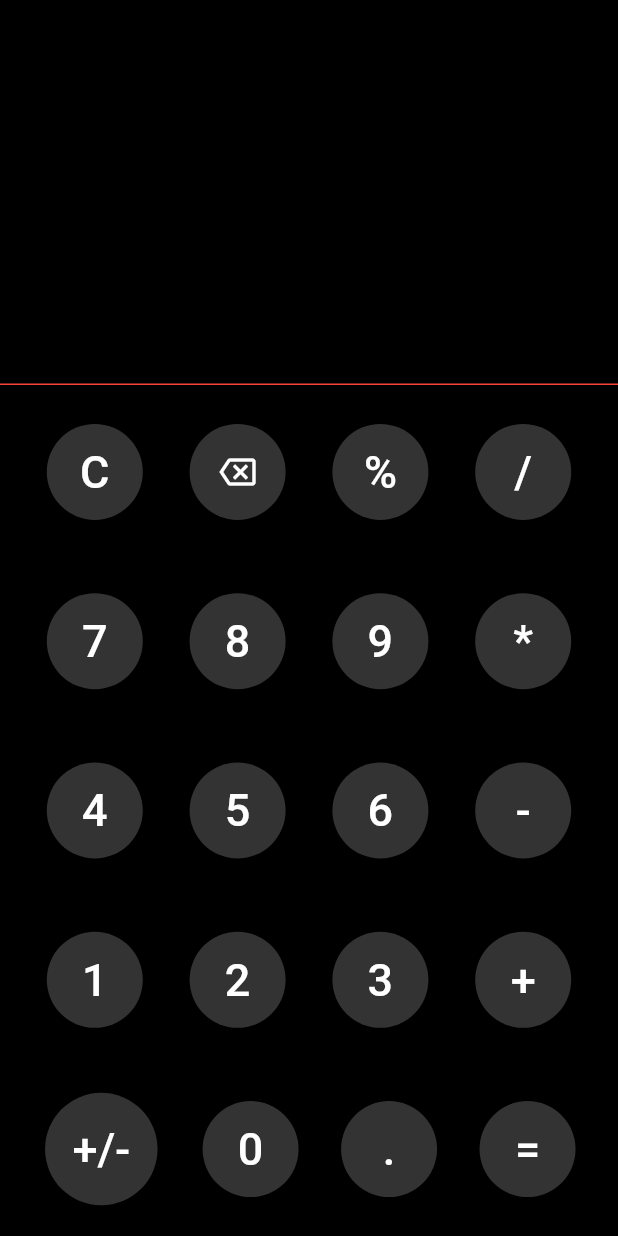
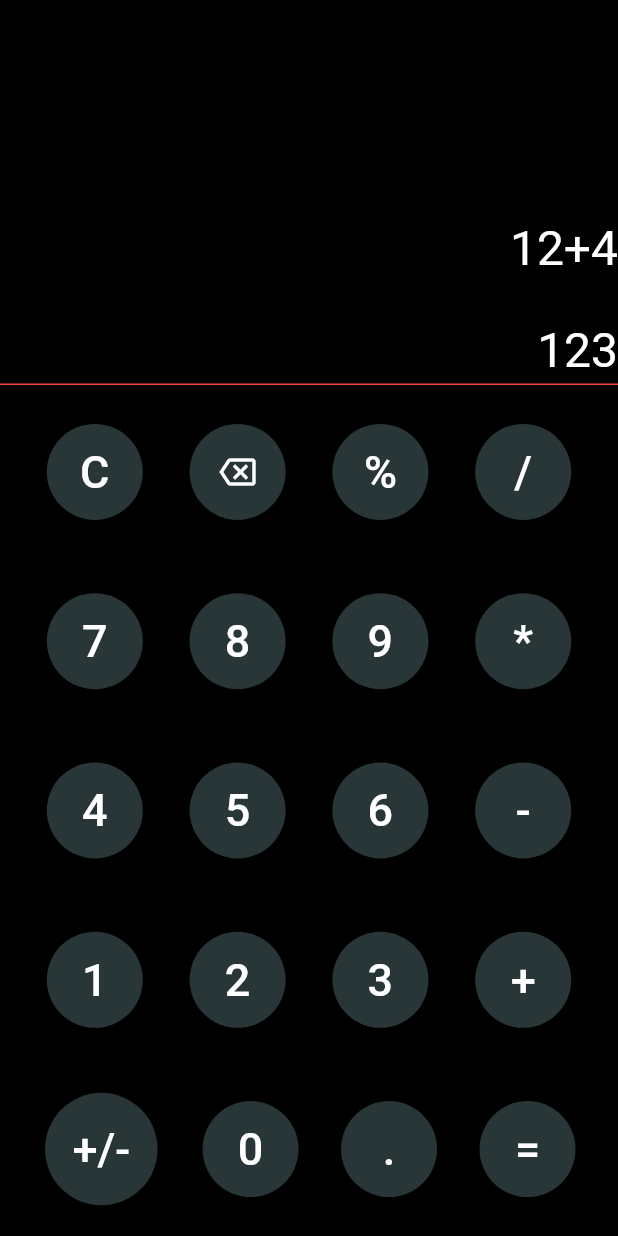
Before and after one commit to gouravrathor123/calculator, a Flutter app: the screen it shows after launch, on a phone screen of 412 x 824 dp. Run offline on Flutter 3.47's test engine with Material 2 defaults, Android fonts, the phone set to English and light mode, and no system bars.

Commit message:
basic user input showing on screen

```diff
--- a/lib/calculator.dart
+++ b/lib/calculator.dart
@@ -1,5 +1,4 @@
 import 'package:flutter/material.dart';
-import 'package:hexcolor/hexcolor.dart';
 
 class Calculator extends StatefulWidget {
   const Calculator({Key? key}) : super(key: key);
@@ -9,11 +8,15 @@ class Calculator extends StatefulWidget {
 }
 
 class _CalculatorState extends State<Calculator> {
+  String ans = '123';
+  String operations = '12+4';
+
   @override
   Widget build(BuildContext context) {
     MediaQueryData mediaQueryData = MediaQuery.of(context);
     double height = mediaQueryData.size.height;
     double width = mediaQueryData.size.width;
+
     return SafeArea(
       child: Scaffold(
         body: Container(
@@ -23,12 +26,25 @@ class _CalculatorState extends State<Calculator> {
             crossAxisAlignment: CrossAxisAlignment.stretch,
             children: [
               SizedBox(
-                height: (height / 3) - 25,
-                width: width,
-                child: Container(
-                    // color: Colors.black,
-                    ),
-              ),
+                  height: (height / 3) - 25,
+                  width: width,
+                  child: Column(
+                    mainAxisAlignment: MainAxisAlignment.end,
+                    crossAxisAlignment: CrossAxisAlignment.end,
+                    children: [
+                      Text(
+                        operations,
+                        style: (const TextStyle(
+                            color: Colors.white, fontSize: 32)),
+                      ),
+                      const SizedBox(height: 30,),
+                      Text(
+                        ans,
+                        style: (const TextStyle(
+                            color: Colors.white, fontSize: 32)),
+                      ),
+                    ],
+                  )),
               const Divider(
                 height: 1,
                 thickness: 1,
@@ -46,7 +62,12 @@ class _CalculatorState extends State<Calculator> {
                         mainAxisAlignment: MainAxisAlignment.spaceEvenly,
                         children: [
                           ElevatedButton(
-                            onPressed: () {},
+                            onPressed: () {
+                              setState(() {
+                                operations="";
+                                ans="";
+                              });
+                            },
                             child: const Text(
                               "C",
                               style:
@@ -55,18 +76,23 @@ class _CalculatorState extends State<Calculator> {
                             style: ElevatedButton.styleFrom(
                               shape: const CircleBorder(),
                               padding: const EdgeInsets.all(20),
-                              primary: HexColor("#333333"), // <-- Button color
+                              primary: const Color(0xFF283637),
+                              // <-- Button color
                               onPrimary: Colors.white, // <-- Splash color
                             ),
                           ),
                           ElevatedButton(
-                            onPressed: () {},
+                            onPressed: () {
+                              operations="";
+                              ans="";
+                            },
                             child: const Icon(Icons.backspace_outlined,
                                 color: Colors.white),
                             style: ElevatedButton.styleFrom(
                               shape: const CircleBorder(),
                               padding: const EdgeInsets.all(20),
-                              primary: HexColor("#333333"), // <-- Button color
+                              primary: const Color(0xFF283637),
+                              // <-- Button color
                               onPrimary: Colors.white, // <-- Splash color
                             ),
                           ),
@@ -79,12 +105,19 @@ class _CalculatorState extends State<Calculator> {
                             style: ElevatedButton.styleFrom(
                               shape: const CircleBorder(),
                               padding: const EdgeInsets.all(20),
-                              primary: HexColor("#333333"), // <-- Button color
+                              primary: const Color(0xFF283637),
+                              // <-- Button color
                               onPrimary: Colors.white, // <-- Splash color
                             ),
                           ),
                           ElevatedButton(
-                            onPressed: () {},
+                            onPressed: () {
+                              setState(() {
+                                operations+='/';
+                                dotheclaulation('/');
+                              });
+
+                            },
                             child: const Text(
                               "/",
                               style: TextStyle(fontSize: 30),
@@ -92,7 +125,8 @@ class _CalculatorState extends State<Calculator> {
                             style: ElevatedButton.styleFrom(
                               shape: const CircleBorder(),
                               padding: const EdgeInsets.all(20),
-                              primary: HexColor("#333333"), // <-- Button color
+                              primary: const Color(0xFF283637),
+                              // <-- Button color
                               onPrimary: Colors.white, // <-- Splash color
                             ),
                           ),
@@ -114,7 +148,11 @@ class _CalculatorState extends State<Calculator> {
                         mainAxisAlignment: MainAxisAlignment.spaceEvenly,
                         children: [
                           ElevatedButton(
-                            onPressed: () {},
+                            onPressed: () {
+                              setState(() {
+                                operations+='7';
+                              });
+                            },
                             child: const Text(
                               "7",
                               style: TextStyle(fontSize: 30),
@@ -122,12 +160,17 @@ class _CalculatorState extends State<Calculator> {
                             style: ElevatedButton.styleFrom(
                               shape: const CircleBorder(),
                               padding: const EdgeInsets.all(20),
-                              primary: HexColor("#333333"), // <-- Button color
+                              primary: const Color(0xFF283637),
+                              // <-- Button color
                               onPrimary: Colors.white, // <-- Splash color
                             ),
                           ),
                           ElevatedButton(
-                            onPressed: () {},
+                            onPressed: () {
+                              setState(() {
+                                operations+='8';
+                              });
+                            },
                             child: const Text(
                               "8",
                               style:
@@ -136,25 +179,38 @@ class _CalculatorState extends State<Calculator> {
                             style: ElevatedButton.styleFrom(
                               shape: const CircleBorder(),
                               padding: const EdgeInsets.all(20),
-                              primary: HexColor("#333333"), // <-- Button color
+                              primary: const Color(0xFF283637),
+                              // <-- Button color
                               onPrimary: Colors.white, // <-- Splash color
                             ),
                           ),
                           ElevatedButton(
-                            onPressed: () {},
+                            onPressed: () {
+                              setState(() {
+                                operations+='9';
+                              });
+                            },
                             child: const Text(
                               "9",
-                              style: TextStyle(fontSize: 30,color: Colors.white),
+                              style:
+                                  TextStyle(fontSize: 30, color: Colors.white),
                             ),
                             style: ElevatedButton.styleFrom(
                               shape: const CircleBorder(),
                               padding: const EdgeInsets.all(20),
-                              primary: HexColor("#333333"), // <-- Button color
+                              primary: const Color(0xFF283637),
+                              // <-- Button color
                               onPrimary: Colors.white, // <-- Splash color
                             ),
                           ),
                           ElevatedButton(
-                            onPressed: () {},
+                            onPressed: () {
+                              setState(() {
+                                operations+='*';
+                                dotheclaulation('*');
+                              });
+
+                            },
                             child: const Text(
                               "*",
                               style: TextStyle(fontSize: 30),
@@ -162,7 +218,8 @@ class _CalculatorState extends State<Calculator> {
                             style: ElevatedButton.styleFrom(
                               shape: const CircleBorder(),
                               padding: const EdgeInsets.all(20),
-                              primary: HexColor("#333333"), // <-- Button color
+                              primary: const Color(0xFF283637),
+                              // <-- Button color
                               onPrimary: Colors.white, // <-- Splash color
                             ),
                           ),
@@ -184,7 +241,11 @@ class _CalculatorState extends State<Calculator> {
                         mainAxisAlignment: MainAxisAlignment.spaceEvenly,
                         children: [
                           ElevatedButton(
-                            onPressed: () {},
+                            onPressed: () {
+                              setState(() {
+                                operations+='4';
+                              });
+                            },
                             child: const Text(
                               "4",
                               style: TextStyle(fontSize: 30),
@@ -192,12 +253,15 @@ class _CalculatorState extends State<Calculator> {
                             style: ElevatedButton.styleFrom(
                               shape: const CircleBorder(),
                               padding: const EdgeInsets.all(20),
-                              primary: HexColor("#333333"), // <-- Button color
+                              primary: const Color(0xFF283637),
+                              // <-- Button color
                               onPrimary: Colors.white, // <-- Splash color
                             ),
                           ),
                           ElevatedButton(
-                            onPressed: () {},
+                            onPressed: () {setState(() {
+                              operations+='5';
+                            });},
                             child: const Text(
                               "5",
                               style: TextStyle(fontSize: 30),
@@ -205,12 +269,17 @@ class _CalculatorState extends State<Calculator> {
                             style: ElevatedButton.styleFrom(
                               shape: const CircleBorder(),
                               padding: const EdgeInsets.all(20),
-                              primary: HexColor("#333333"), // <-- Button color
+                              primary: const Color(0xFF283637),
+                              // <-- Button color
                               onPrimary: Colors.white, // <-- Splash color
                             ),
                           ),
                           ElevatedButton(
-                            onPressed: () {},
+                            onPressed: () {
+                              setState(() {
+                                operations+='6';
+                              });
+                            },
                             child: const Text(
                               "6",
                               style: TextStyle(fontSize: 30),
@@ -218,12 +287,18 @@ class _CalculatorState extends State<Calculator> {
                             style: ElevatedButton.styleFrom(
                               shape: const CircleBorder(),
                               padding: const EdgeInsets.all(20),
-                              primary: HexColor("#333333"), // <-- Button color
+                              primary: const Color(0xFF283637),
+                              // <-- Button color
                               onPrimary: Colors.white, // <-- Splash color
                             ),
                           ),
                           ElevatedButton(
-                            onPressed: () {},
+                            onPressed: () {
+                              setState(() {
+                                operations+='-';
+                                dotheclaulation("-");
+                              });
+                            },
                             child: const Text(
                               "-",
                               style: TextStyle(fontSize: 30),
@@ -231,7 +306,8 @@ class _CalculatorState extends State<Calculator> {
                             style: ElevatedButton.styleFrom(
                               shape: const CircleBorder(),
                               padding: const EdgeInsets.all(20),
-                              primary: HexColor("#333333"), // <-- Button color
+                              primary: const Color(0xFF283637),
+                              // <-- Button color
                               onPrimary: Colors.white, // <-- Splash color
                             ),
                           ),
@@ -253,7 +329,11 @@ class _CalculatorState extends State<Calculator> {
                         mainAxisAlignment: MainAxisAlignment.spaceEvenly,
                         children: [
                           ElevatedButton(
-                            onPressed: () {},
+                            onPressed: () {
+                             setState(() {
+                               operations+='1';
+                             });
+                            },
                             child: const Text(
                               "1",
                               style: TextStyle(fontSize: 30),
@@ -261,12 +341,17 @@ class _CalculatorState extends State<Calculator> {
                             style: ElevatedButton.styleFrom(
                               shape: const CircleBorder(),
                               padding: const EdgeInsets.all(20),
-                              primary: HexColor("#333333"), // <-- Button color
+                              primary: const Color(0xFF283637),
+                              // <-- Button color
                               onPrimary: Colors.white, // <-- Splash color
                             ),
                           ),
                           ElevatedButton(
-                            onPressed: () {},
+                            onPressed: () {
+                              setState(() {
+                                operations+='2';
+                              });
+                            },
                             child: const Text(
                               "2",
                               style: TextStyle(fontSize: 30),
@@ -274,12 +359,17 @@ class _CalculatorState extends State<Calculator> {
                             style: ElevatedButton.styleFrom(
                               shape: const CircleBorder(),
                               padding: const EdgeInsets.all(20),
-                              primary: HexColor("#333333"), // <-- Button color
+                              primary: const Color(0xFF283637),
+                              // <-- Button color
                               onPrimary: Colors.white, // <-- Splash color
                             ),
                           ),
                           ElevatedButton(
-                            onPressed: () {},
+                            onPressed: () {
+                              setState(() {
+                                operations+='3';
+                              });
+                            },
                             child: const Text(
                               "3",
                               style: TextStyle(fontSize: 30),
@@ -287,12 +377,18 @@ class _CalculatorState extends State<Calculator> {
                             style: ElevatedButton.styleFrom(
                               shape: const CircleBorder(),
                               padding: const EdgeInsets.all(20),
-                              primary: HexColor("#333333"), // <-- Button color
+                              primary: const Color(0xFF283637),
+                              // <-- Button color
                               onPrimary: Colors.white, // <-- Splash color
                             ),
                           ),
                           ElevatedButton(
-                            onPressed: () {},
+                            onPressed: () {
+                              setState(() {
+                                operations+='+';
+                                dotheclaulation('+');
+                              });
+                            },
                             child: const Text(
                               "+",
                               style: TextStyle(fontSize: 30),
@@ -300,7 +396,8 @@ class _CalculatorState extends State<Calculator> {
                             style: ElevatedButton.styleFrom(
                               shape: const CircleBorder(),
                               padding: const EdgeInsets.all(20),
-                              primary: HexColor("#333333"), // <-- Button color
+                              primary: const Color(0xFF283637),
+                              // <-- Button color
                               onPrimary: Colors.white, // <-- Splash color
                             ),
                           ),
@@ -330,12 +427,17 @@ class _CalculatorState extends State<Calculator> {
                             style: ElevatedButton.styleFrom(
                               shape: const CircleBorder(),
                               padding: const EdgeInsets.all(20),
-                              primary: HexColor("#333333"), // <-- Button color
+                              primary: const Color(0xFF283637),
+                              // <-- Button color
                               onPrimary: Colors.white, // <-- Splash color
                             ),
                           ),
                           ElevatedButton(
-                            onPressed: () {},
+                            onPressed: () {
+                              setState(() {
+                                operations+='0';
+                              });
+                            },
                             child: const Text(
                               "0",
                               style: TextStyle(fontSize: 30),
@@ -343,12 +445,17 @@ class _CalculatorState extends State<Calculator> {
                             style: ElevatedButton.styleFrom(
                               shape: const CircleBorder(),
                               padding: const EdgeInsets.all(20),
-                              primary: HexColor("#333333"), // <-- Button color
+                              primary: const Color(0xFF283637),
+                              // <-- Button color
                               onPrimary: Colors.white, // <-- Splash color
                             ),
                           ),
                           ElevatedButton(
-                            onPressed: () {},
+                            onPressed: () {
+                              setState(() {
+                                operations+='.';
+                              });
+                            },
                             child: const Text(
                               ".",
                               style: TextStyle(fontSize: 30),
@@ -356,7 +463,8 @@ class _CalculatorState extends State<Calculator> {
                             style: ElevatedButton.styleFrom(
                               shape: const CircleBorder(),
                               padding: const EdgeInsets.all(20),
-                              primary: HexColor("#333333"), // <-- Button color
+                              primary: const Color(0xFF283637),
+                              // <-- Button color
                               onPrimary: Colors.white, // <-- Splash color
                             ),
                           ),
@@ -369,7 +477,8 @@ class _CalculatorState extends State<Calculator> {
                             style: ElevatedButton.styleFrom(
                               shape: const CircleBorder(),
                               padding: const EdgeInsets.all(20),
-                              primary: HexColor("#333333"), // <-- Button color
+                              primary: const Color(0xFF283637),
+                              // <-- Button color
                               onPrimary: Colors.white, // <-- Splash color
                             ),
                           ),
@@ -385,4 +494,7 @@ class _CalculatorState extends State<Calculator> {
       ),
     );
   }
+  void dotheclaulation(String operator){
+    print(operator+" press hua h");
+  }
 }
```
